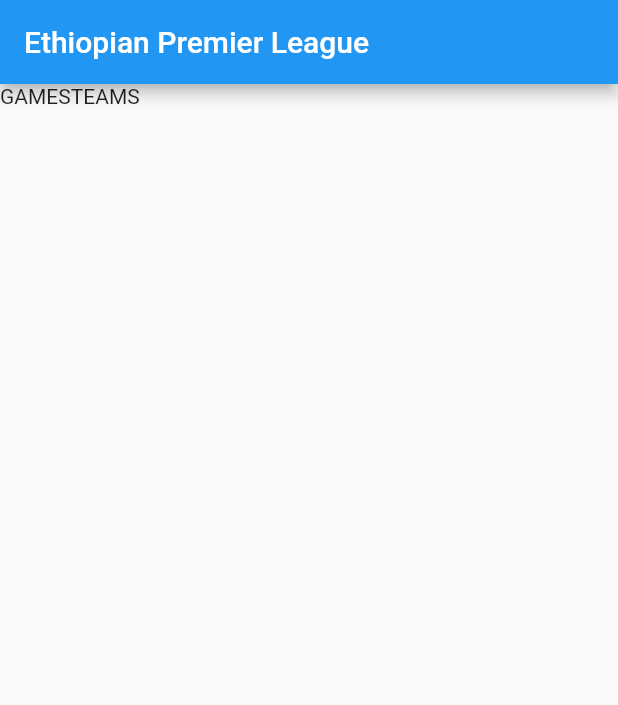
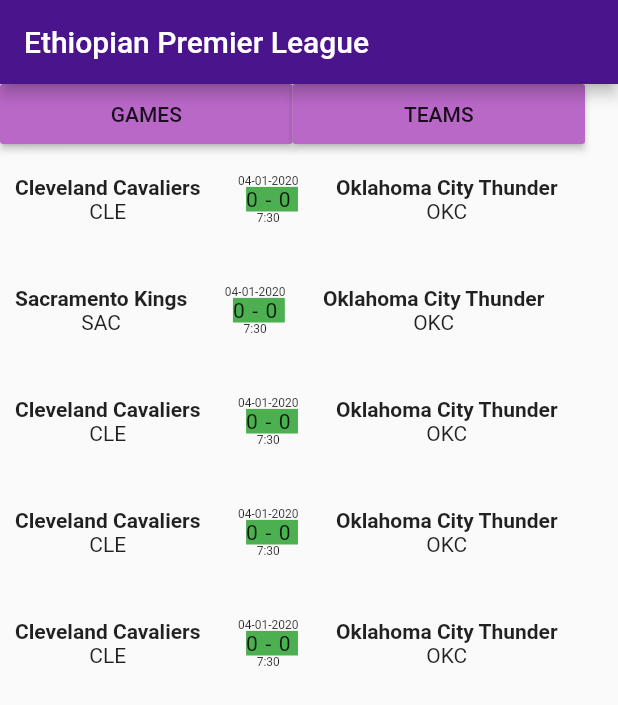
Before and after one commit to tinatib/flutter_app, a Flutter app: the screen it shows after launch, on a phone screen of 412 x 824 dp. Shown: the top 705 px of the screen. Run offline on Flutter 3.47's test engine with Material 2 defaults, Android fonts, the phone set to English and light mode, and no system bars.

Commit message:
updated the user Interface of the app

```diff
--- a/lib/main.dart
+++ b/lib/main.dart
@@ -23,6 +23,7 @@ class _MyAppState extends State<MyApp> {
     return Scaffold(
           appBar: AppBar(
             title: Text('Ethiopian Premier League'),
+            backgroundColor: Colors.purple.shade900,
           ),
 
       body:  Container(
@@ -33,115 +34,249 @@ class _MyAppState extends State<MyApp> {
             Row(
               children: [
 
-                Text('GAMES'),
+                SizedBox(
+                  width: 195,
+                  height: 40,
+                  child: RaisedButton(
+                      child: Text('GAMES'),
+                    color: Colors.purple.shade300,
+                    onPressed: (){
 
-                Text('TEAMS')
+                    },
+
+                  ),
+                ),
+
+
+      SizedBox(
+        width: 195,
+        height: 40,
+        child: RaisedButton(
+          child: Text('TEAMS'),
+          color: Colors.purple.shade300,
+
+          onPressed: (){
+
+          },
+        ),
+      ),
+
+
               ],
-            )
+            ),
+            Padding(
+              padding: const EdgeInsets.fromLTRB(5, 20, 5, 20),
+              child: Row(
+                children: [
+                  Padding(
+                    padding: const EdgeInsets.only(left: 5),
+                    child: Column(
+
+                      children: [
+                        Text('Cleveland Cavaliers', style: TextStyle(fontWeight:FontWeight.bold,),),
+                        Text('CLE'),
+                      ],
+                    ),
+                  ),
+                  SizedBox(
+                    width: 25,
+                  ),
+                  Column(
+                    children: [
+                      Text('04-01-2020', style: TextStyle(
+                        fontSize: 8,
+                      ), ),
+                      Text('0-0', style: TextStyle(backgroundColor: Colors.green, letterSpacing: 5,),),
+                      Text('7:30',style: TextStyle(
+                        fontSize: 8,
+                      ),),
+                    ],
+                  ),
+                  SizedBox(
+                    width: 25,
+                  ),
+                  Column(
+                    children: [
+                      Text('Oklahoma City Thunder' ,style: TextStyle(fontWeight:FontWeight.bold,),),
+                      Text('OKC'),
+                    ],
+                  ),
+
+
+                ],
+              ),
+            ),
+
+            Padding(
+              padding: const EdgeInsets.fromLTRB(5, 20, 5, 20),
+              child: Row(
+                children: [
+                  Padding(
+                    padding: const EdgeInsets.only(left: 5),
+                    child: Column(
+
+                      children: [
+                        Text('Sacramento Kings', style: TextStyle(fontWeight:FontWeight.bold,),),
+                        Text('SAC'),
+                      ],
+                    ),
+                  ),
+                  SizedBox(
+                    width: 25,
+                  ),
+                  Column(
+                    children: [
+                      Text('04-01-2020', style: TextStyle(
+                        fontSize: 8,
+                      ), ),
+                      Text('0-0', style: TextStyle(backgroundColor: Colors.green, letterSpacing: 5,),),
+                      Text('7:30',style: TextStyle(
+                        fontSize: 8,
+                      ),),
+                    ],
+                  ),
+                  SizedBox(
+                    width: 25,
+                  ),
+                  Column(
+                    children: [
+                      Text('Oklahoma City Thunder' ,style: TextStyle(fontWeight:FontWeight.bold,),),
+                      Text('OKC'),
+                    ],
+                  ),
+                ],
+              ),
+            ),
+
+            Padding(
+              padding: const EdgeInsets.fromLTRB(5, 20, 5, 20),
+              child: Row(
+                children: [
+                  Padding(
+                    padding: const EdgeInsets.only(left: 5),
+                    child: Column(
+
+                      children: [
+                        Text('Cleveland Cavaliers', style: TextStyle(fontWeight:FontWeight.bold,),),
+                        Text('CLE'),
+                      ],
+                    ),
+                  ),
+                  SizedBox(
+                    width: 25,
+                  ),
+                  Column(
+                    children: [
+                      Text('04-01-2020', style: TextStyle(
+                        fontSize: 8,
+                      ), ),
+                      Text('0-0', style: TextStyle(backgroundColor: Colors.green, letterSpacing: 5,),),
+                      Text('7:30',style: TextStyle(
+                        fontSize: 8,
+                      ),),
+                    ],
+                  ),
+                  SizedBox(
+                    width: 25,
+                  ),
+                  Column(
+                    children: [
+                      Text('Oklahoma City Thunder' ,style: TextStyle(fontWeight:FontWeight.bold,),),
+                      Text('OKC'),
+                    ],
+                  ),
+                ],
+              ),
+            ),
+
+            Padding(
+              padding: const EdgeInsets.fromLTRB(5, 20, 5, 20),
+              child: Row(
+                children: [
+                  Padding(
+                    padding: const EdgeInsets.only(left: 5),
+                    child: Column(
+
+                      children: [
+                        Text('Cleveland Cavaliers', style: TextStyle(fontWeight:FontWeight.bold,),),
+                        Text('CLE'),
+                      ],
+                    ),
+                  ),
+                  SizedBox(
+                    width: 25,
+                  ),
+                  Column(
+                    children: [
+                      Text('04-01-2020', style: TextStyle(
+                        fontSize: 8,
+                      ), ),
+                      Text('0-0', style: TextStyle(backgroundColor: Colors.green, letterSpacing: 5,),),
+                      Text('7:30',style: TextStyle(
+                        fontSize: 8,
+                      ),),
+                    ],
+                  ),
+                  SizedBox(
+                    width: 25,
+                  ),
+                  Column(
+                    children: [
+                      Text('Oklahoma City Thunder' ,style: TextStyle(fontWeight:FontWeight.bold,),),
+                      Text('OKC'),
+                    ],
+                  ),
+                ],
+              ),
+            ),
+
+            Padding(
+              padding: const EdgeInsets.fromLTRB(5, 20, 5, 20),
+              child: Row(
+                children: [
+                  Padding(
+                    padding: const EdgeInsets.only(left: 5),
+                    child: Column(
+
+                      children: [
+                        Text('Cleveland Cavaliers', style: TextStyle(fontWeight:FontWeight.bold,),),
+                        Text('CLE'),
+                      ],
+                    ),
+                  ),
+                  SizedBox(
+                    width: 25,
+                  ),
+                  Column(
+                    children: [
+                      Text('04-01-2020', style: TextStyle(
+                        fontSize: 8,
+                      ), ),
+                      Text('0-0', style: TextStyle(backgroundColor: Colors.green, letterSpacing: 5,),),
+                      Text('7:30',style: TextStyle(
+                        fontSize: 8,
+                      ),),
+                    ],
+                  ),
+                  SizedBox(
+                    width: 25,
+                  ),
+                  Column(
+                    children: [
+                      Text('Oklahoma City Thunder' ,style: TextStyle(fontWeight:FontWeight.bold,),),
+                      Text('OKC'),
+                    ],
+                  ),
+                ],
+              ),
+            ),
+
+
           ],
+
+
         ),
       ),
     );
   }
 }
-
-
-// class MyApp extends StatelessWidget {
-//   // This widget is the root of your application.
-//   @override
-//   Widget build(BuildContext context) {
-//     return MaterialApp(
-//       title: 'Flutter Demo',
-//       theme: ThemeData(
-//
-//         primarySwatch: Colors.blue,
-//       ),
-//       home: MyHomePage(title: 'Flutter Demo Home Page'),
-//     );
-//   }
-// }
-//
-// class MyHomePage extends StatefulWidget {
-//   MyHomePage({Key? key, required this.title}) : super(key: key);
-//
-//   // This widget is the home page of your application. It is stateful, meaning
-//   // that it has a State object (defined below) that contains fields that affect
-//   // how it looks.
-//
-//   // This class is the configuration for the state. It holds the values (in this
-//   // case the title) provided by the parent (in this case the App widget) and
-//   // used by the build method of the State. Fields in a Widget subclass are
-//   // always marked "final".
-//
-//   final String title;
-//
-//   @override
-//   _MyHomePageState createState() => _MyHomePageState();
-// }
-//
-// class _MyHomePageState extends State<MyHomePage> {
-//   int _counter = 0;
-//
-//   void _incrementCounter() {
-//     setState(() {
-//       // This call to setState tells the Flutter framework that something has
-//       // changed in this State, which causes it to rerun the build method below
-//       // so that the display can reflect the updated values. If we changed
-//       // _counter without calling setState(), then the build method would not be
-//       // called again, and so nothing would appear to happen.
-//       _counter++;
-//     });
-//   }
-//
-//   @override
-//   Widget build(BuildContext context) {
-//     // This method is rerun every time setState is called, for instance as done
-//     // by the _incrementCounter method above.
-//     //
-//     // The Flutter framework has been optimized to make rerunning build methods
-//     // fast, so that you can just rebuild anything that needs updating rather
-//     // than having to individually change instances of widgets.
-//     return Scaffold(
-//       appBar: AppBar(
-//         // Here we take the value from the MyHomePage object that was created by
-//         // the App.build method, and use it to set our appbar title.
-//         title: Text(widget.title),
-//       ),
-//       body: Center(
-//         // Center is a layout widget. It takes a single child and positions it
-//         // in the middle of the parent.
-//         child: Column(
-//           // Column is also a layout widget. It takes a list of children and
-//           // arranges them vertically. By default, it sizes itself to fit its
-//           // children horizontally, and tries to be as tall as its parent.
-//           //
-//           // Invoke "debug painting" (press "p" in the console, choose the
-//           // "Toggle Debug Paint" action from the Flutter Inspector in Android
-//           // Studio, or the "Toggle Debug Paint" command in Visual Studio Code)
-//           // to see the wireframe for each widget.
-//           //
-//           // Column has various properties to control how it sizes itself and
-//           // how it positions its children. Here we use mainAxisAlignment to
-//           // center the children vertically; the main axis here is the vertical
-//           // axis because Columns are vertical (the cross axis would be
-//           // horizontal).
-//           mainAxisAlignment: MainAxisAlignment.center,
-//           children: <Widget>[
-//             Text(
-//               'You have pushed the button this many times:',
-//             ),
-//             Text(
-//               '$_counter',
-//               style: Theme.of(context).textTheme.headline4,
-//             ),
-//           ],
-//         ),
-//       ),
-//       floatingActionButton: FloatingActionButton(
-//         onPressed: _incrementCounter,
-//         tooltip: 'Increment',
-//         child: Icon(Icons.add),
-//       ), // This trailing comma makes auto-formatting nicer for build methods.
-//     );
-//   }
-// }
```
